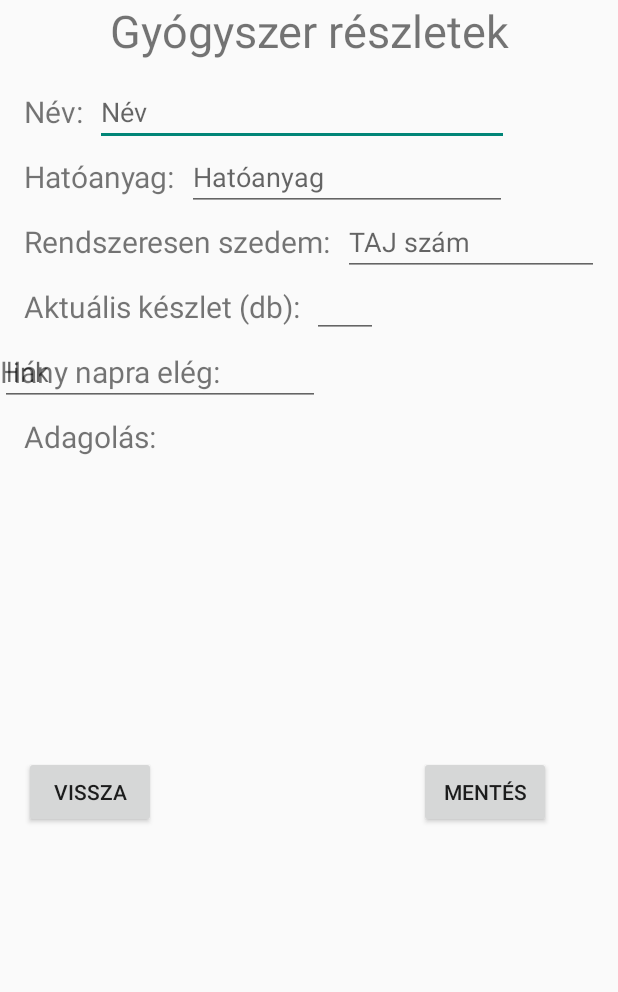
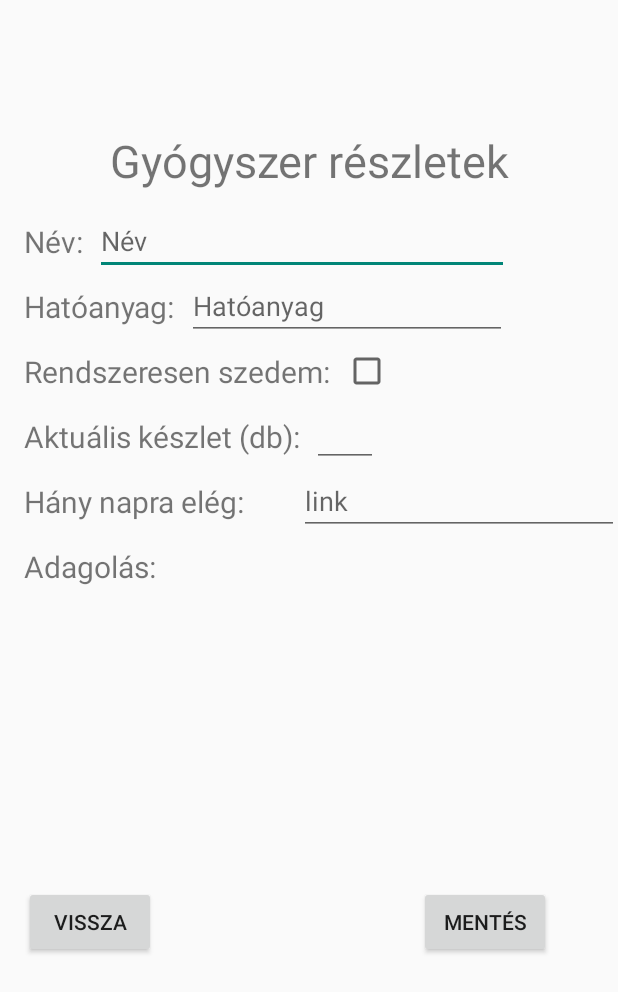
Before and after one commit to SomaHam44/PP, an Android app: the fragment GyogyszerReszletekFragment shown on its own in the app's theme, on a phone screen of 412 x 824 dp. Shown: the top 992 px of the screen. Run offline under Robolectric (Android 15) with nearby library versions, the phone set to English and light mode, and no system bars.

Commit message:
Kiegészítések, módosítások

```diff
--- a/app/src/main/java/com/example/pp/FigyelmeztetesekFragment.java
+++ b/app/src/main/java/com/example/pp/FigyelmeztetesekFragment.java
@@ -43,7 +43,9 @@ public class FigyelmeztetesekFragment extends Fragment {
         // Inflate the layout for this fragment
         View rootView = inflater.inflate(R.layout.fragment_figyelmeztetesek, container, false);
         rvFigyelmeztetesek = rootView.findViewById(R.id.figyelmeztetesekLista);
-        /*btnGyogyszertarKereso.setOnClickListener(new View.OnClickListener() {
+        btnGyogyszertarKereso = rootView.findViewById(R.id.btnGyogyszertarKeresohoz);
+        btnVissza = rootView.findViewById(R.id.btnFigyelmeztetesekVissza);
+        btnGyogyszertarKereso.setOnClickListener(new View.OnClickListener() {
             @Override
             public void onClick(View view) {
 
@@ -57,7 +59,6 @@ public class FigyelmeztetesekFragment extends Fragment {
 
             }
         });
-*/
         return inflater.inflate(R.layout.fragment_figyelmeztetesek, container, false);
     }
 }
--- a/app/src/main/java/com/example/pp/GyogyszerReszletekFragment.java
+++ b/app/src/main/java/com/example/pp/GyogyszerReszletekFragment.java
@@ -21,8 +21,9 @@ import android.widget.EditText;
 public class GyogyszerReszletekFragment extends Fragment {
     private EditText editTextNev;
     private EditText editTextHatoanyag;
-    private EditText editTextTajSzam;
     private EditText editTextLink;
+
+    private EditText editTextNumber;
     private CheckBox cbRendszeres;
     private RecyclerView rvIdopontok;
     private Button btnVissza, btnMentes;
@@ -50,10 +51,13 @@ public class GyogyszerReszletekFragment extends Fragment {
         View rootView = inflater.inflate(R.layout.fragment_gyogyszer_reszletek, container, false);
         editTextNev = rootView.findViewById(R.id.editTextNev);
         editTextHatoanyag = rootView.findViewById(R.id.editTextHatoanyag);
-        editTextTajSzam = rootView.findViewById(R.id.editTextTajSzam);
         editTextLink = rootView.findViewById(R.id.editTextLink);
-        rvIdopontok = rootView.findViewById(R.id.idopontok);
-        /*btnMentes.setOnClickListener(new View.OnClickListener() {
+        editTextNumber = rootView.findViewById(R.id.editTextNumber);
+        rvIdopontok = rootView.findViewById(R.id.idopontLista);
+        cbRendszeres = rootView.findViewById(R.id.cbRendszeresSzedes);
+        btnMentes = rootView.findViewById(R.id.btnTovabb);
+        btnVissza = rootView.findViewById(R.id.btnVissza);
+        btnMentes.setOnClickListener(new View.OnClickListener() {
             @Override
             public void onClick(View view) {
 
@@ -66,8 +70,6 @@ public class GyogyszerReszletekFragment extends Fragment {
 
             }
         });
-        */
-
         // Inflate the layout for this fragment
         return inflater.inflate(R.layout.fragment_gyogyszer_reszletek, container, false);
     }
--- a/app/src/main/java/com/example/pp/MainActivity.java
+++ b/app/src/main/java/com/example/pp/MainActivity.java
@@ -71,6 +71,10 @@ public class MainActivity extends AppCompatActivity {
                 loadFragment(GyogyszerBevetelFragment.newInstance(), "gyogyszerBevetel");
                 showMessage("Gyógyszer bevétele");
                 return true;
+            case R.id.action_gyogyszerReszletek:
+                loadFragment(GyogyszerReszletekFragment.newInstance(), "gyogyszerReszletek");
+                showMessage("Gyógyszer részletek");
+                return true;
 
         }
         return true;
--- a/app/src/main/res/layout/fragment_figyelmeztetesek.xml
+++ b/app/src/main/res/layout/fragment_figyelmeztetesek.xml
@@ -42,7 +42,7 @@
         android:layout_width="wrap_content"
         android:layout_height="wrap_content"
         android:text="Gyógyszertár keresése"
-        app:layout_constraintBottom_toBottomOf="@+id/btnVissza"
+        app:layout_constraintBottom_toBottomOf="@+id/btnFigyelmeztetesekVissza"
         app:layout_constraintEnd_toEndOf="@+id/figyelmeztetesekLista"
         app:layout_constraintTop_toTopOf="@+id/btnFigyelmeztetesekVissza"
         app:layout_constraintVertical_bias="1.0" />
--- a/app/src/main/res/layout/fragment_gyogyszer_reszletek.xml
+++ b/app/src/main/res/layout/fragment_gyogyszer_reszletek.xml
@@ -11,12 +11,15 @@
         android:id="@+id/cim"
         android:layout_width="wrap_content"
         android:layout_height="wrap_content"
+        android:layout_marginTop="87dp"
+        android:layout_marginBottom="12dp"
         android:text="Gyógyszer részletek"
         android:textSize="30sp"
+        app:layout_constraintBottom_toTopOf="@+id/editTextNev"
         app:layout_constraintEnd_toEndOf="parent"
         app:layout_constraintHorizontal_bias="0.502"
         app:layout_constraintStart_toStartOf="parent"
-        tools:layout_editor_absoluteY="87dp" />
+        app:layout_constraintTop_toTopOf="parent" />
 
     <TextView
         android:id="@+id/nev"
@@ -67,8 +70,8 @@
         android:layout_marginTop="16dp"
         android:text="Hány napra elég:"
         android:textSize="20sp"
-        app:layout_constraintTop_toBottomOf="@+id/kezdoKeszlet"
-        tools:layout_editor_absoluteX="16dp" />
+        app:layout_constraintStart_toStartOf="@+id/kezdoKeszlet"
+        app:layout_constraintTop_toBottomOf="@+id/kezdoKeszlet" />
 
     <EditText
         android:id="@+id/editTextNev"
@@ -95,14 +98,11 @@
         app:layout_constraintStart_toEndOf="@+id/hatoanyag"
         app:layout_constraintTop_toTopOf="@+id/hatoanyag" />
 
-    <EditText
-        android:id="@+id/editTextTajSzam"
+    <CheckBox
+        android:id="@+id/cbRendszeresSzedes"
         android:layout_width="wrap_content"
         android:layout_height="wrap_content"
         android:layout_marginStart="8dp"
-        android:ems="8"
-        android:hint="TAJ szám"
-        android:inputType="textPersonName"
         app:layout_constraintBottom_toBottomOf="@+id/rendszeres"
         app:layout_constraintStart_toEndOf="@+id/rendszeres"
         app:layout_constraintTop_toTopOf="@+id/rendszeres"/>
@@ -159,11 +159,13 @@
         android:id="@+id/editTextLink"
         android:layout_width="wrap_content"
         android:layout_height="wrap_content"
+        android:layout_marginStart="36dp"
         android:ems="10"
+        android:hint="link"
         android:inputType="textPersonName"
-        android:hint="link"
         app:layout_constraintBottom_toBottomOf="@+id/hanyNapra"
-        app:layout_constraintTop_toTopOf="@+id/hanyNapra"
-        tools:layout_editor_absoluteX="210dp" />
+        app:layout_constraintEnd_toEndOf="parent"
+        app:layout_constraintStart_toEndOf="@+id/hanyNapra"
+        app:layout_constraintTop_toTopOf="@+id/hanyNapra" />
 
 </androidx.constraintlayout.widget.ConstraintLayout>
--- a/app/src/main/res/layout/fragment_vasarlas_rogzitese.xml
+++ b/app/src/main/res/layout/fragment_vasarlas_rogzitese.xml
@@ -123,7 +123,7 @@
         app:layout_constraintTop_toTopOf="@+id/lejarat" />
 
     <Button
-        android:id="@+id/btnHozzaadp"
+        android:id="@+id/btnHozzaado"
         android:layout_width="wrap_content"
         android:layout_height="wrap_content"
         android:layout_marginEnd="5dp"
--- a/app/src/main/res/menu/main_menu.xml
+++ b/app/src/main/res/menu/main_menu.xml
@@ -34,6 +34,11 @@
         app:showAsAction="never"
         />
     <item
+        android:id="@+id/action_gyogyszerReszletek"
+        android:title="Gyógyszer részletek"
+        app:showAsAction="never"
+        />
+    <item
         android:id="@+id/action_gyogyszertarKeres"
         android:title="Gyógyszertár keresés"
         app:showAsAction="never"
```
Also changed, not shown: app/src/main/java/com/example/pp/GyogyszerBevetelFragment.java (+34 -2 lines), app/src/main/java/com/example/pp/GyogyszereimFragment.java (+3 -5 lines), app/src/main/java/com/example/pp/VasarlasRogziteseFragment.java (+9 -3 lines).
